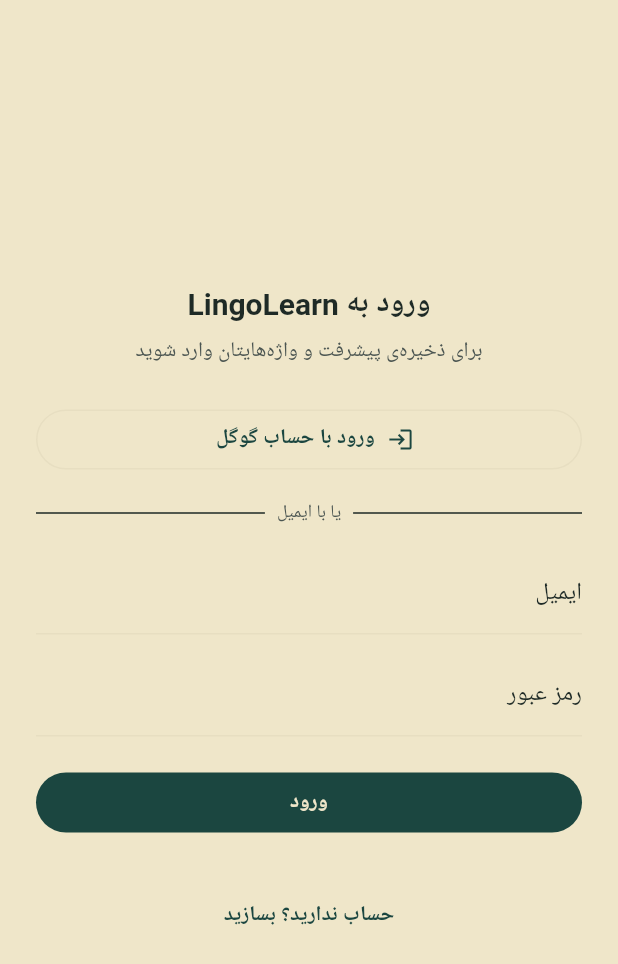
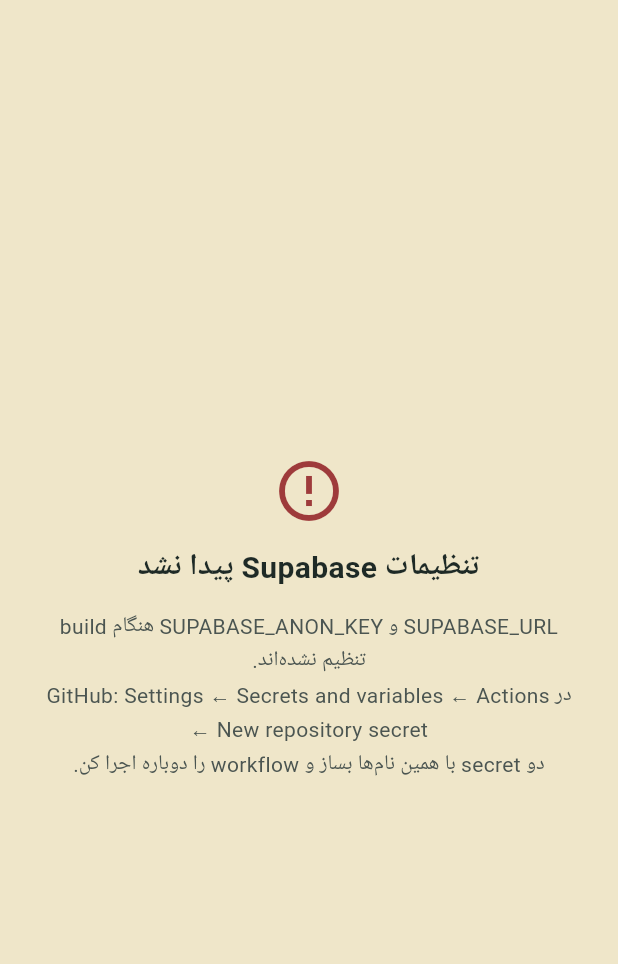
Before and after one commit to maryam1998/Zflut, a Flutter app: the screen it shows after launch, on a phone screen of 412 x 824 dp. Shown: the top 964 px of the screen. Run offline on Flutter 3.47's test engine with Material 3 defaults, Android fonts, the phone set to English and light mode, and no system bars; our stand-ins replace flutter_riverpod, go_router, shared_preferences, supabase_flutter; accounts and stored records are empty; generated files the repository leaves out were written again; Roboto replaces fonts that are missing (Vazirmatn).

Commit message:
chore: apply patch zip

```diff
--- a/lib/core/router/app_router.dart
+++ b/lib/core/router/app_router.dart
@@ -20,12 +20,17 @@ import '../../features/tabs/words_tab.dart';
 /// روتر — معادلِ تصمیم App.jsx بین LoginScreen و PhrasebookMain.
 /// redirect بر اساس سشن Supabase.
 final appRouterProvider = Provider<GoRouter>((ref) {
-  final authState = ref.watch(authStateProvider);
+  // GoRouter فقط یک‌بار ساخته می‌شود؛ تغییر سشن از طریق refreshListenable
+  // redirect را دوباره اجرا می‌کند (قبلاً با هر تغییر، روتر از نو ساخته می‌شد).
+  final refresh = ValueNotifier<int>(0);
+  ref.listen(authStateProvider, (_, __) => refresh.value++);
+  ref.onDispose(refresh.dispose);
 
   return GoRouter(
     initialLocation: '/story',
+    refreshListenable: refresh,
     redirect: (context, state) {
-      final loggedIn = authState.valueOrNull?.session != null;
+      final loggedIn = ref.read(authRepositoryProvider).currentSession != null;
       final goingToLogin = state.matchedLocation == '/login';
       if (!loggedIn) return goingToLogin ? null : '/login';
       if (goingToLogin) return '/story';
--- a/lib/main.dart
+++ b/lib/main.dart
@@ -1,3 +1,6 @@
+import 'dart:async';
+
+import 'package:flutter/foundation.dart';
 import 'package:flutter/material.dart';
 import 'package:flutter/services.dart';
 import 'package:flutter_riverpod/flutter_riverpod.dart';
@@ -5,24 +8,67 @@ import 'package:shared_preferences/shared_preferences.dart';
 import 'package:supabase_flutter/supabase_flutter.dart';
 
 import 'app.dart';
-import 'core/providers/app_prefs_provider.dart';
 import 'core/storage/local_storage.dart' show sharedPrefsProvider;
 
+// مقادیر واقعی از --dart-define (در GitHub Actions از Secrets) می‌آیند.
+const String _supabaseUrl = String.fromEnvironment('SUPABASE_URL');
+const String _supabaseAnonKey = String.fromEnvironment('SUPABASE_ANON_KEY');
+
 Future<void> main() async {
+  // همه‌چیز (binding + runApp) در یک zone اجرا می‌شود تا هر خطای راه‌اندازی
+  // به‌جای صفحه‌ی خالی، روی صفحه نمایش داده شود.
+  await runZonedGuarded<Future<void>>(() async {
     WidgetsFlutterBinding.ensureInitialized();
 
-  // سیستم‌چین مثل نسخه‌ی وب که RTL را در HTML ریشه اعمال می‌کند.
-  SystemChrome.setPreferredOrientations(const [
+    FlutterError.onError = (details) {
+      FlutterError.presentError(details);
+      debugPrint('FlutterError: ${details.exceptionAsString()}');
+    };
+    // در حالت release خطای ساخت ویجت به‌جای کادر خاکستری/خالی، متن خطا را نشان بده.
+    ErrorWidget.builder = (details) => Material(
+          color: const Color(0xFFFFF3F3),
+          child: Padding(
+            padding: const EdgeInsets.all(12),
+            child: Directionality(
+              textDirection: TextDirection.ltr,
+              child: SingleChildScrollView(
+                child: Text(
+                  details.exceptionAsString(),
+                  style: const TextStyle(color: Color(0xFF9E3B3B), fontSize: 12),
+                ),
+              ),
+            ),
+          ),
+        );
+
+    // portrait فقط روی موبایل معنی دارد.
+    if (!kIsWeb) {
+      await SystemChrome.setPreferredOrientations(const [
         DeviceOrientation.portraitUp,
         DeviceOrientation.portraitDown,
       ]);
+    }
 
-  // Supabase — مقداردهی اولیه (کلید publishable؛ کلید AI هرگز این‌جا نیست).
-  // مقادیر واقعی را بعداً از --dart-define می‌گیریم.
-  await Supabase.initialize(
-    url: const String.fromEnvironment('SUPABASE_URL'),
-    anonKey: const String.fromEnvironment('SUPABASE_ANON_KEY'),
-  );
+    if (_supabaseUrl.isEmpty || _supabaseAnonKey.isEmpty) {
+      runApp(const StartupErrorApp(
+        title: 'تنظیمات Supabase پیدا نشد',
+        details:
+            'SUPABASE_URL و SUPABASE_ANON_KEY هنگام build تنظیم نشده‌اند.\n'
+            'در GitHub: Settings ← Secrets and variables ← Actions ← New repository secret\n'
+            'دو secret با همین نام‌ها بساز و workflow را دوباره اجرا کن.',
+      ));
+      return;
+    }
+
+    try {
+      await Supabase.initialize(url: _supabaseUrl, anonKey: _supabaseAnonKey);
+    } catch (e) {
+      runApp(StartupErrorApp(
+        title: 'اتصال به Supabase برقرار نشد',
+        details: '$e',
+      ));
+      return;
+    }
 
     final prefs = await SharedPreferences.getInstance();
 
@@ -35,4 +81,62 @@ Future<void> main() async {
         child: const LingoLearnApp(),
       ),
     );
+  }, (error, stack) {
+    debugPrint('Uncaught: $error\n$stack');
+  });
 }
+
+/// صفحه‌ی خطای راه‌اندازی — مستقل از تم/ترجمه/Supabase تا همیشه نمایش داده شود.
+class StartupErrorApp extends StatelessWidget {
+  final String title;
+  final String details;
+  const StartupErrorApp({super.key, required this.title, required this.details});
+
+  @override
+  Widget build(BuildContext context) {
+    return MaterialApp(
+      debugShowCheckedModeBanner: false,
+      home: Directionality(
+        textDirection: TextDirection.rtl,
+        child: Scaffold(
+          backgroundColor: const Color(0xFFEFE6C9),
+          body: SafeArea(
+            child: Center(
+              child: SingleChildScrollView(
+                padding: const EdgeInsets.all(24),
+                child: Column(
+                  mainAxisSize: MainAxisSize.min,
+                  crossAxisAlignment: CrossAxisAlignment.stretch,
+                  children: [
+                    const Icon(Icons.error_outline,
+                        size: 48, color: Color(0xFF9E3B3B)),
+                    const SizedBox(height: 12),
+                    Text(
+                      title,
+                      textAlign: TextAlign.center,
+                      style: const TextStyle(
+                        fontSize: 20,
+                        fontWeight: FontWeight.w700,
+                        color: Color(0xFF1E2A26),
+                      ),
+                    ),
+                    const SizedBox(height: 12),
+                    Text(
+                      details,
+                      textAlign: TextAlign.center,
+                      style: const TextStyle(
+                        fontSize: 14,
+                        height: 1.6,
+                        color: Color(0xFF4B5551),
+                      ),
+                    ),
+                  ],
+                ),
+              ),
+            ),
+          ),
+        ),
+      ),
+    );
+  }
+}
```
Also changed, not shown: lib/features/auth/data/auth_repository.dart (+15 -3 lines), lib/features/shell/app_shell.dart (+6 -3 lines), 2 other files. Lines whose indentation alone changed are shown as unchanged.
